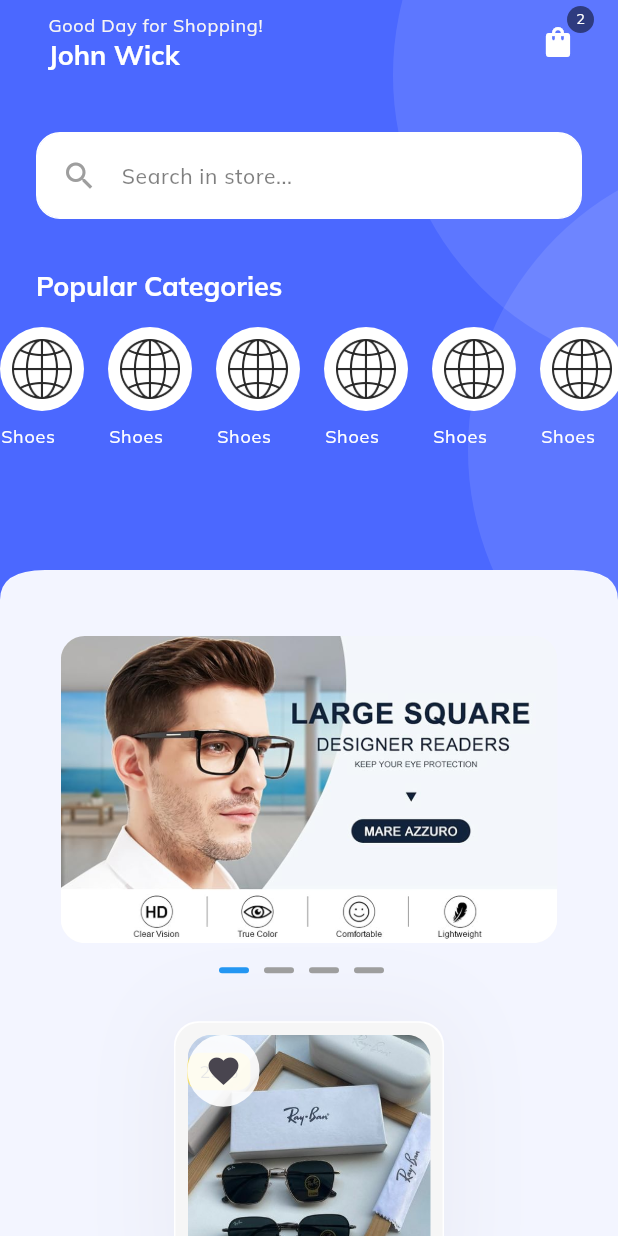
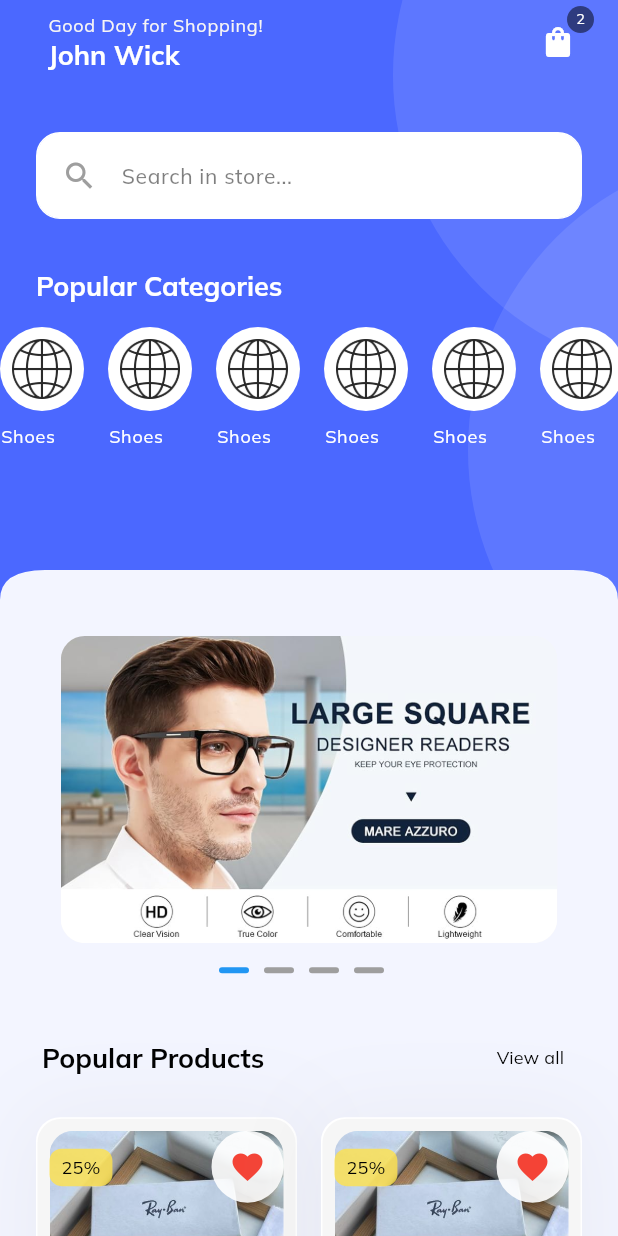
Before and after one commit to ShazidMorshed14/farsight-vendor-app, a Flutter app: the HeroScreen screen opened directly, on a phone screen of 412 x 824 dp. Run offline on Flutter 3.47's test engine with Material 3 defaults, Android fonts, the phone set to English and light mode, and no system bars; drawn by our look-alikes of carousel_slider; our stand-ins replace connectivity_plus, dio, dropdown_button2, flutter_native_splash, flutter_secure_storage, get and 2 more; accounts and stored records are empty.

Commit message:
product details page design added

```diff
--- a/lib/common/widgets/headings/section_heading.dart
+++ b/lib/common/widgets/headings/section_heading.dart
@@ -8,24 +8,26 @@
       this.textColor = Colors.white,
       this.buttonTitle = 'View all',
       required this.title,
+      this.leftPadding = TSizes.defaultSpace,
       this.showActionButton = true});
 
   final Color? textColor;
   final bool showActionButton;
   final String title, buttonTitle;
   final void Function()? onPressed;
+  final double leftPadding;
 
   @override
   Widget build(BuildContext context) {
     return Padding(
-      padding: EdgeInsets.only(left: TSizes.defaultSpace),
+      padding: EdgeInsets.only(left: leftPadding),
       child: Column(
         children: [
           Row(
             mainAxisAlignment: MainAxisAlignment.spaceBetween,
             children: [
               Text(
-                'Popular Categories',
+                title,
                 style: Theme.of(context)
                     .textTheme
                     .headlineSmall!
@@ -38,7 +40,8 @@
                     onPressed: onPressed,
                     child: Text(
                       buttonTitle,
-                      style: TextStyle(color: Colors.white),
+                      style: TextStyle(
+                          color: textColor != null ? textColor : Colors.white),
                     ))
             ],
           )
--- a/lib/common/widgets/icons/t_circular_icon.dart
+++ b/lib/common/widgets/icons/t_circular_icon.dart
@@ -1,9 +1,24 @@
+// ignore_for_file: public_member_api_docs, sort_constructors_first
+import 'package:farsight_vendor_app/constants/sizes.dart';
 import 'package:flutter/material.dart';
 
 class TCircularIcon extends StatelessWidget {
   const TCircularIcon({
-    super.key,
-  });
+    Key? key,
+    this.size = TSizes.lg,
+    required this.icon,
+    this.width,
+    this.height,
+    this.color,
+    this.backgroundColor,
+    this.onPressed,
+  }) : super(key: key);
+
+  final double? width, height, size;
+  final IconData icon;
+  final Color? color;
+  final Color? backgroundColor;
+  final VoidCallback? onPressed;
 
   @override
   Widget build(BuildContext context) {
@@ -12,8 +27,8 @@
           borderRadius: BorderRadius.circular(100),
           color: Colors.white.withOpacity(0.9)),
       child: IconButton(
-        onPressed: () {},
-        icon: const Icon(Icons.favorite),
+        onPressed: onPressed,
+        icon: Icon(icon, color: color, size: size),
       ),
     );
   }
--- /dev/null
+++ b/lib/common/widgets/layouts/grid_layout.dart
@@ -0,0 +1,34 @@
+// ignore_for_file: public_member_api_docs, sort_constructors_first
+import 'package:flutter/material.dart';
+
+import 'package:farsight_vendor_app/common/widgets/products/product_card_vertical.dart';
+import 'package:farsight_vendor_app/constants/sizes.dart';
+
+class TGridLayout extends StatelessWidget {
+  const TGridLayout({
+    Key? key,
+    required this.itemCount,
+    this.mainAxisExtent = 270,
+    required this.itemBuilder,
+  }) : super(key: key);
+
+  final int itemCount;
+  final double? mainAxisExtent;
+  final Widget? Function(BuildContext, int) itemBuilder;
+
+  @override
+  Widget build(BuildContext context) {
+    return GridView.builder(
+        itemCount: itemCount,
+        shrinkWrap: true,
+        padding: EdgeInsets.zero,
+        physics: const NeverScrollableScrollPhysics(),
+        gridDelegate: SliverGridDelegateWithFixedCrossAxisCount(
+          crossAxisCount: 2,
+          mainAxisSpacing: TSizes.gridViewSpacing,
+          crossAxisSpacing: TSizes.gridViewSpacing,
+          mainAxisExtent: mainAxisExtent,
+        ),
+        itemBuilder: itemBuilder);
+  }
+}
--- a/lib/common/widgets/products/product_card_vertical.dart
+++ b/lib/common/widgets/products/product_card_vertical.dart
@@ -1,12 +1,17 @@
 import 'package:farsight_vendor_app/common/widgets/containers/rounded_container.dart';
 import 'package:farsight_vendor_app/common/widgets/icons/t_circular_icon.dart';
 import 'package:farsight_vendor_app/common/widgets/images/t_rounded_image.dart';
+import 'package:farsight_vendor_app/common/widgets/texts/product_price_text.dart';
+import 'package:farsight_vendor_app/common/widgets/texts/product_title_text.dart';
 import 'package:farsight_vendor_app/constants/colors.dart';
 import 'package:farsight_vendor_app/constants/image_strings.dart';
 import 'package:farsight_vendor_app/constants/shadows.dart';
 import 'package:farsight_vendor_app/constants/sizes.dart';
+import 'package:farsight_vendor_app/screens/product_details.dart';
 import 'package:flutter/cupertino.dart';
 import 'package:flutter/material.dart';
+import 'package:flutter/widgets.dart';
+import 'package:get/get.dart';
 import 'package:get/utils.dart';
 
 class TProductCardVertical extends StatelessWidget {
@@ -14,7 +19,9 @@
 
   @override
   Widget build(BuildContext context) {
-    return Container(
+    return GestureDetector(
+      onTap: () => Get.to(() => const ProductDetails()),
+      child: Container(
         width: 180,
         padding: const EdgeInsets.all(1),
         decoration: BoxDecoration(
@@ -54,12 +61,85 @@
                   ),
 
                   //favourite Icon Button
-                TCircularIcon()
+                  Positioned(
+                    top: 0,
+                    right: 0,
+                    child: TCircularIcon(
+                      icon: Icons.favorite,
+                      color: Colors.red,
+                    ),
+                  ),
+                ],
+              ),
+            ),
+
+            const SizedBox(height: TSizes.spaceBtwItems / 2),
+
+            //details
+            //Product Details
+            Padding(
+              padding: EdgeInsets.only(left: TSizes.sm),
+              child: Column(
+                crossAxisAlignment: CrossAxisAlignment.start,
+                children: [
+                  //product title
+                  TProductTitleText(
+                    title: 'Rayban Sunglasses',
+                    smallSize: true,
+                  ),
+
+                  const SizedBox(height: TSizes.spaceBtwItems / 2),
+
+                  Row(
+                    children: [
+                      Text(
+                        'rayban',
+                        overflow: TextOverflow.ellipsis,
+                        maxLines: 1,
+                        style: Theme.of(context).textTheme.labelMedium,
+                      ),
+                      const SizedBox(width: TSizes.xs),
+                      Icon(
+                        Icons.verified_rounded,
+                        color: TColors.tprimary,
+                        size: TSizes.iconXs,
+                      )
+                    ],
+                  ),
+
+                  Row(
+                    mainAxisAlignment: MainAxisAlignment.spaceBetween,
+                    children: [
+                      //price
+                      TProductPriceText(price: '500'),
+
+                      //add to cart icon
+                      Container(
+                        decoration: const BoxDecoration(
+                            color: TColors.dark,
+                            borderRadius: BorderRadius.only(
+                              topLeft: Radius.circular(TSizes.cardRadiusMd),
+                              bottomRight:
+                                  Radius.circular(TSizes.productImageRadius),
+                            )),
+                        child: SizedBox(
+                          width: TSizes.iconLg * 1.2,
+                          height: TSizes.iconLg * 1.2,
+                          child: Center(
+                            child: Icon(
+                              Icons.add,
+                              color: Colors.white,
+                            ),
+                          ),
+                        ),
+                      )
+                    ],
+                  )
                 ],
               ),
             )
-          //details
           ],
+        ),
       ),
     );
   }
--- a/lib/constants/sizes.dart
+++ b/lib/constants/sizes.dart
@@ -30,4 +30,7 @@
   static const double cardRadiusMd = 12.0;
   static const double cardRadiusSm = 10.0;
   static const double cardRadiusXs = 8.0;
+
+  //grid spacings
+  static const double gridViewSpacing = 16.0;
 }
--- a/lib/main.dart
+++ b/lib/main.dart
@@ -9,7 +9,7 @@
 import 'package:farsight_vendor_app/screens/root_screen.dart';
 import 'package:flutter_native_splash/flutter_native_splash.dart';
 
-const mode = 'dev';
+const mode = 'STAGING';
 
 final env = Environment(mode).getConfig();
 
--- a/lib/screens/hero_screen.dart
+++ b/lib/screens/hero_screen.dart
@@ -4,6 +4,7 @@
 import 'package:farsight_vendor_app/common/widgets/hero/promo_slider.dart';
 import 'package:farsight_vendor_app/common/widgets/image_text_widgets/vertical_image_text.dart';
 import 'package:farsight_vendor_app/common/widgets/images/t_rounded_image.dart';
+import 'package:farsight_vendor_app/common/widgets/layouts/grid_layout.dart';
 import 'package:farsight_vendor_app/common/widgets/products/product_card_vertical.dart';
 import 'package:farsight_vendor_app/constants/image_strings.dart';
 import 'package:flutter/cupertino.dart';
@@ -97,10 +98,11 @@
               )),
 
               //image carousal section
-              const Padding(
+              Padding(
                 padding: EdgeInsets.all(TSizes.defaultSpace),
                 child: Column(
                   children: [
+                    //---promo sider section
                     TPromoSlider(
                       banners: [
                         TImages.promoBanner1,
@@ -112,8 +114,19 @@
 
                     const SizedBox(height: TSizes.spaceBtwSections),
 
-                    //product grid view section
-                    TProductCardVertical()
+                    TSectionHeading(
+                        title: 'Popular Products',
+                        showActionButton: true,
+                        onPressed: () {},
+                        textColor: Colors.black,
+                        leftPadding: TSizes.xs),
+
+                    const SizedBox(height: TSizes.spaceBtwItems),
+
+                    //---product grid view section
+                    TGridLayout(
+                        itemCount: 4,
+                        itemBuilder: (_, index) => TProductCardVertical())
                   ],
                 ),
               )
```
Also changed, not shown: lib/common/widgets/products/product_details_image_slider.dart (added, +67 -0 lines), lib/common/widgets/texts/product_price_text.dart (added, +32 -0 lines), lib/common/widgets/texts/product_title_text.dart (added, +30 -0 lines), lib/screens/product_details.dart (added, +69 -0 lines). Lines whose indentation alone changed are shown as unchanged.
